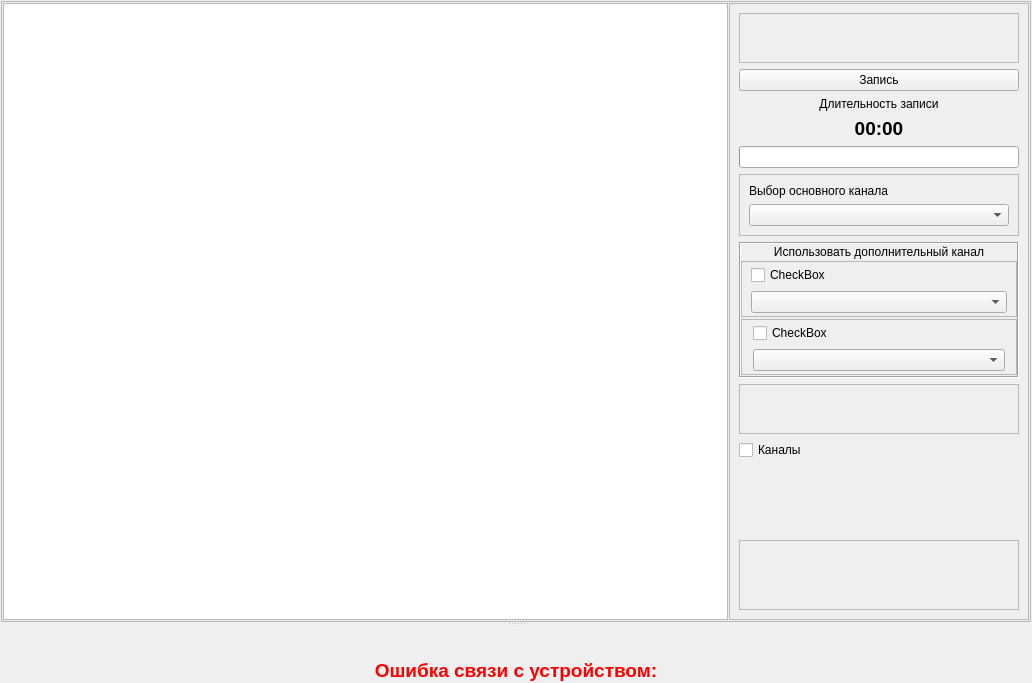
Old version of the form metodics/trenagers/trenexecute.ui in the repository grigp/a-analyser.
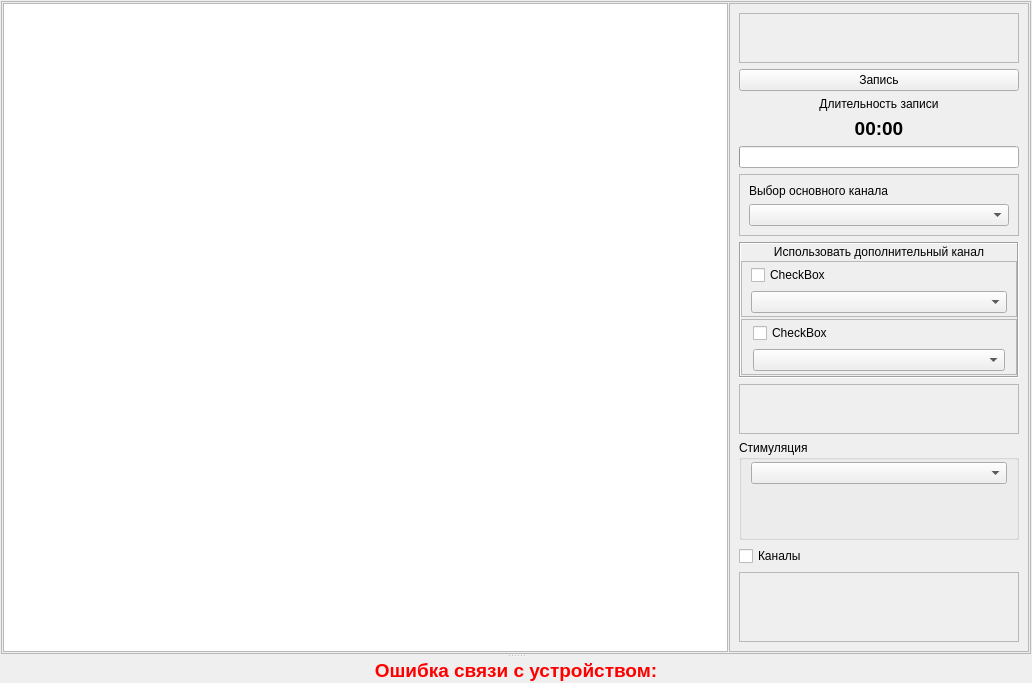
New version of the form. Icons and pictures are not drawn. Custom widgets are drawn as their Qt base class.

Diff of the .ui file:
```diff
--- a/metodics/trenagers/trenexecute.ui
+++ b/metodics/trenagers/trenexecute.ui
@@ -367,6 +367,36 @@
             </layout>
            </widget>
           </item>
+          <item>
+           <widget class="QGroupBox" name="gbIrriants">
+            <property name="minimumSize">
+             <size>
+              <width>0</width>
+              <height>100</height>
+             </size>
+            </property>
+            <property name="title">
+             <string>Стимуляция</string>
+            </property>
+            <layout class="QVBoxLayout" name="verticalLayout_10">
+             <property name="spacing">
+              <number>5</number>
+             </property>
+             <property name="topMargin">
+              <number>2</number>
+             </property>
+             <property name="bottomMargin">
+              <number>2</number>
+             </property>
+             <item>
+              <widget class="QComboBox" name="cbIrriants"/>
+             </item>
+             <item>
+              <widget class="QWidget" name="wgtIrriantsParams" native="true"/>
+             </item>
+            </layout>
+           </widget>
+          </item>
           <item>
            <widget class="QCheckBox" name="cbAdvChannels">
             <property name="text">
```
